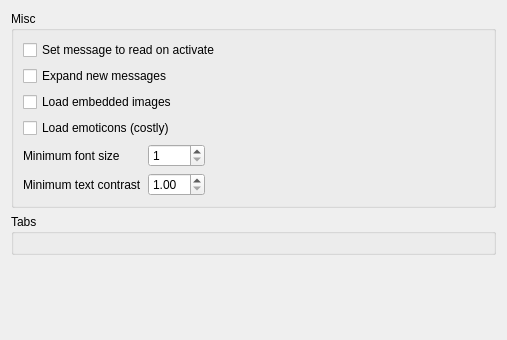
RetroShare/RetroShare, file retroshare-gui/src/gui/settings/ForumPage.ui: the form before one commit.
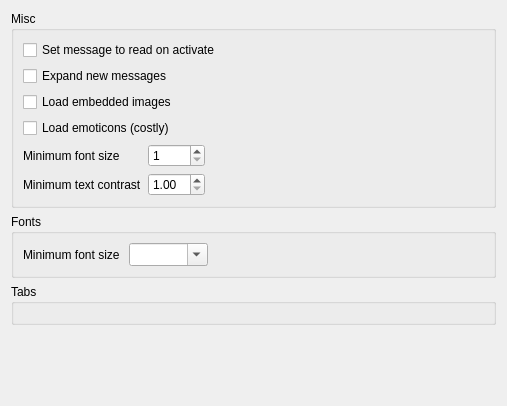
The form after the commit. Custom widgets are drawn as their Qt base class.

Commit message: Added forum font size settings

The edit to the form file:
```diff
--- a/retroshare-gui/src/gui/settings/ForumPage.ui
+++ b/retroshare-gui/src/gui/settings/ForumPage.ui
@@ -7,7 +7,7 @@
     <x>0</x>
     <y>0</y>
     <width>507</width>
-    <height>340</height>
+    <height>406</height>
    </rect>
   </property>
   <layout class="QGridLayout" name="gridLayout_3">
@@ -106,6 +106,67 @@
     </widget>
    </item>
    <item row="1" column="0">
+    <widget class="QGroupBox" name="groupBox_4">
+     <property name="sizePolicy">
+      <sizepolicy hsizetype="Preferred" vsizetype="Preferred">
+       <horstretch>0</horstretch>
+       <verstretch>0</verstretch>
+      </sizepolicy>
+     </property>
+     <property name="title">
+      <string>Fonts</string>
+     </property>
+     <layout class="QVBoxLayout" name="verticalLayout_2">
+      <item>
+       <layout class="QHBoxLayout" name="minimumFontSizeHLayout">
+        <item>
+         <widget class="QLabel" name="minimumFontSizeLabel_2">
+          <property name="layoutDirection">
+           <enum>Qt::LeftToRight</enum>
+          </property>
+          <property name="text">
+           <string>Minimum font size </string>
+          </property>
+         </widget>
+        </item>
+        <item>
+         <widget class="RSComboBox" name="minFontSize">
+          <property name="font">
+           <font>
+            <family>MS Sans Serif</family>
+            <pointsize>10</pointsize>
+           </font>
+          </property>
+          <property name="focusPolicy">
+           <enum>Qt::ClickFocus</enum>
+          </property>
+          <property name="toolTip">
+           <string>Font size</string>
+          </property>
+          <property name="editable">
+           <bool>true</bool>
+          </property>
+         </widget>
+        </item>
+        <item>
+         <spacer name="horizontalSpacer">
+          <property name="orientation">
+           <enum>Qt::Horizontal</enum>
+          </property>
+          <property name="sizeHint" stdset="0">
+           <size>
+            <width>40</width>
+            <height>20</height>
+           </size>
+          </property>
+         </spacer>
+        </item>
+       </layout>
+      </item>
+     </layout>
+    </widget>
+   </item>
+   <item row="2" column="0">
     <widget class="QGroupBox" name="tabsGroupBox">
      <property name="title">
       <string>Tabs</string>
@@ -117,7 +178,7 @@
      </layout>
     </widget>
    </item>
-   <item row="2" column="0">
+   <item row="3" column="0">
     <spacer name="verticalSpacer">
      <property name="orientation">
       <enum>Qt::Vertical</enum>
@@ -133,6 +194,11 @@
   </layout>
  </widget>
  <customwidgets>
+  <customwidget>
+   <class>RSComboBox</class>
+   <extends>QComboBox</extends>
+   <header>gui/common/RSComboBox.h</header>
+  </customwidget>
   <customwidget>
    <class>GroupFrameSettingsWidget</class>
    <extends>QWidget</extends>
```
The commit also changes 10 other files.
